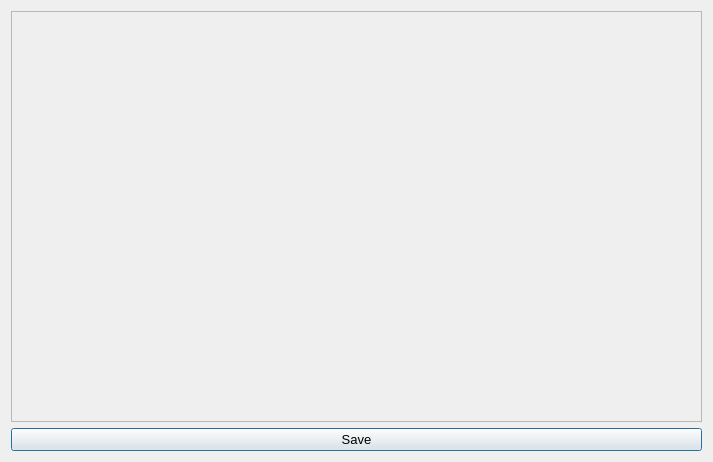
The window that EEGProcessing/gui/plot/spectrum.ui (bian-lab/EEGProcessing) describes before a commit, drawn with Qt 5.
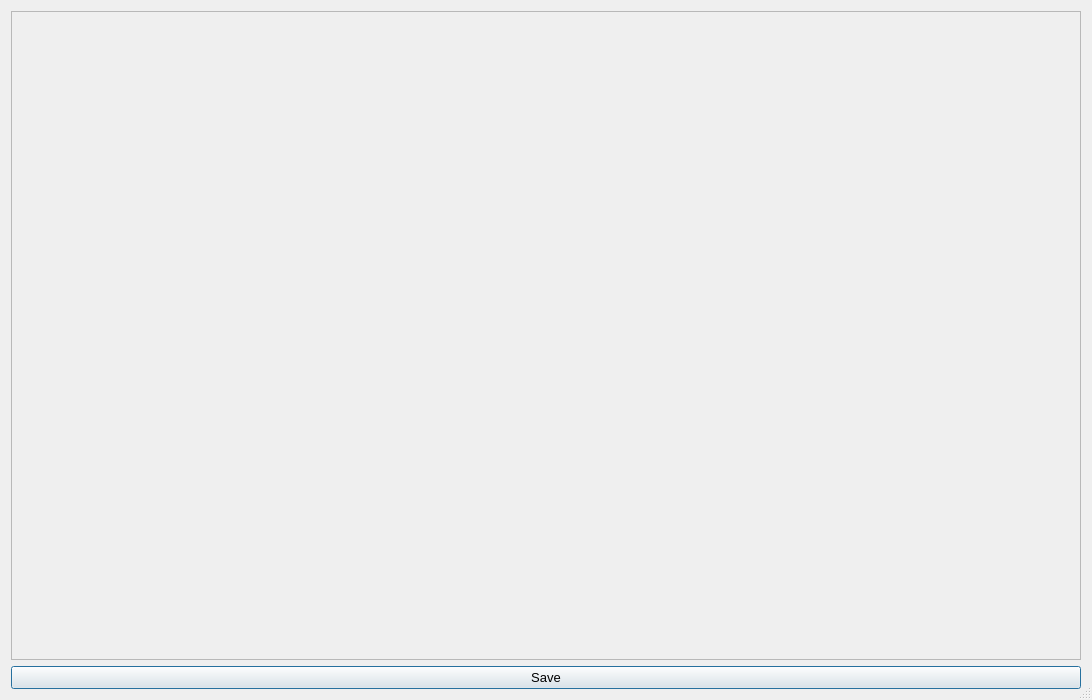
The same window after the commit.

```diff
--- a/EEGProcessing/gui/plot/spectrum.ui
+++ b/EEGProcessing/gui/plot/spectrum.ui
@@ -6,14 +6,26 @@
    <rect>
     <x>0</x>
     <y>0</y>
-    <width>713</width>
-    <height>462</height>
+    <width>1092</width>
+    <height>700</height>
    </rect>
   </property>
+  <property name="minimumSize">
+   <size>
+    <width>1000</width>
+    <height>700</height>
+   </size>
+  </property>
   <property name="windowTitle">
    <string>Spectrum</string>
   </property>
+  <property name="sizeGripEnabled">
+   <bool>true</bool>
+  </property>
   <layout class="QVBoxLayout" name="verticalLayout">
+   <property name="sizeConstraint">
+    <enum>QLayout::SetDefaultConstraint</enum>
+   </property>
    <item>
     <widget class="QScrollArea" name="spectrumArea">
      <property name="widgetResizable">
@@ -24,8 +36,8 @@
        <rect>
         <x>0</x>
         <y>0</y>
-        <width>693</width>
-        <height>411</height>
+        <width>1072</width>
+        <height>649</height>
        </rect>
       </property>
      </widget>
```
